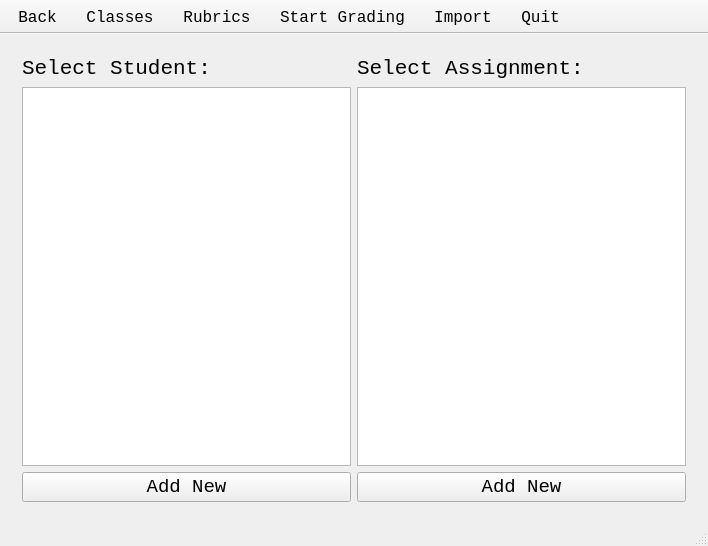
Old version of the form GAUI/basescreen.ui in the repository ezfe/grading-assistant-cs205.
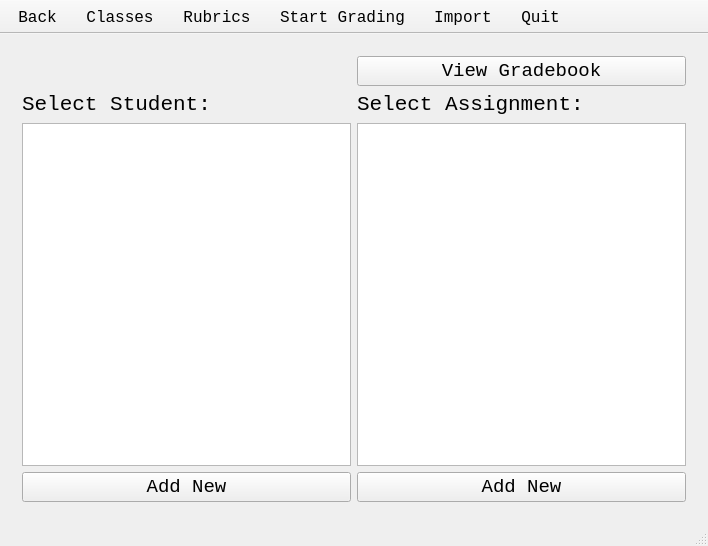
New version of the form. The open tabs and pages were chosen to show the change.

Commit message:
Added "gradebook" for classes
-gradebook button takes user to table of students with each assignment grade and their overall grade

The edit to the form file:
```diff
--- a/GAUI/basescreen.ui
+++ b/GAUI/basescreen.ui
@@ -289,8 +289,42 @@
        </layout>
       </widget>
       <widget class="QWidget" name="studentsPage">
+       <layout class="QGridLayout" name="gridLayout_10">
+        <item row="0" column="0">
        <layout class="QGridLayout" name="gridLayout_5">
         <item row="0" column="0">
+           <widget class="QLabel" name="classNameLabel">
+            <property name="font">
+             <font>
+              <family>Monospace</family>
+              <pointsize>14</pointsize>
+             </font>
+            </property>
+            <property name="text">
+             <string/>
+            </property>
+           </widget>
+          </item>
+          <item row="0" column="1">
+           <widget class="QPushButton" name="gradebookButton">
+            <property name="font">
+             <font>
+              <family>Monospace</family>
+              <pointsize>14</pointsize>
+             </font>
+            </property>
+            <property name="text">
+             <string>View Gradebook</string>
+            </property>
+           </widget>
+          </item>
+         </layout>
+        </item>
+        <item row="1" column="0">
+         <layout class="QHBoxLayout" name="horizontalLayout_3">
+          <item>
+           <layout class="QVBoxLayout" name="verticalLayout_5">
+            <item>
          <layout class="QVBoxLayout" name="verticalLayout_4">
           <item>
            <widget class="QLabel" name="label_8">
@@ -314,7 +348,24 @@
           </item>
          </layout>
         </item>
-        <item row="0" column="1">
+            <item>
+             <widget class="QPushButton" name="addStudentButton">
+              <property name="font">
+               <font>
+                <family>Monospace</family>
+                <pointsize>14</pointsize>
+               </font>
+              </property>
+              <property name="text">
+               <string>Add New</string>
+              </property>
+             </widget>
+            </item>
+           </layout>
+          </item>
+          <item>
+           <layout class="QVBoxLayout" name="verticalLayout_6">
+            <item>
          <layout class="QVBoxLayout" name="verticalLayout_3">
           <item>
            <widget class="QLabel" name="label_9">
@@ -338,25 +389,6 @@
           </item>
          </layout>
         </item>
-        <item row="1" column="0">
-         <layout class="QHBoxLayout" name="horizontalLayout_4">
-          <item>
-           <widget class="QPushButton" name="addStudentButton">
-            <property name="font">
-             <font>
-              <family>Monospace</family>
-              <pointsize>14</pointsize>
-             </font>
-            </property>
-            <property name="text">
-             <string>Add New</string>
-            </property>
-           </widget>
-          </item>
-         </layout>
-        </item>
-        <item row="1" column="1">
-         <layout class="QHBoxLayout" name="horizontalLayout_3">
           <item>
            <widget class="QPushButton" name="addNewAssignmentButton">
             <property name="font">
@@ -373,6 +405,8 @@
          </layout>
         </item>
        </layout>
+        </item>
+       </layout>
       </widget>
       <widget class="QWidget" name="profilePage">
        <layout class="QGridLayout" name="gridLayout_8">
```
Left out of the diff: 9 changed lines with no effect on the pictures. Lines whose indentation alone changed are shown as unchanged. The commit also changes 2 other files.
